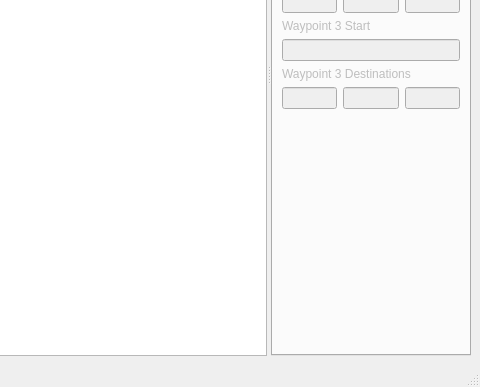
This is mainwindow.ui in FortuneStreetModding/fortune-avenue-qt as Qt 5 draws it before an edit; both pictures show x 534 to 1014 and y 236 to 623 of the 1014 by 623 pixel window. The edited form follows.
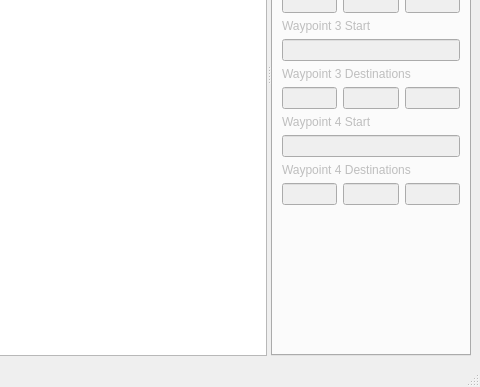
This is the edited form. The open tabs and pages were chosen to show the change.

```diff
--- a/mainwindow.ui
+++ b/mainwindow.ui
@@ -393,6 +393,50 @@
            </layout>
           </widget>
          </item>
+         <item>
+          <widget class="QLabel" name="label_19">
+           <property name="text">
+            <string>Waypoint 4 Start</string>
+           </property>
+          </widget>
+         </item>
+         <item>
+          <widget class="QLineEdit" name="waypoint4Start"/>
+         </item>
+         <item>
+          <widget class="QLabel" name="label_20">
+           <property name="text">
+            <string>Waypoint 4 Destinations</string>
+           </property>
+          </widget>
+         </item>
+         <item>
+          <widget class="QWidget" name="waypoint4Dests" native="true">
+           <layout class="QHBoxLayout" name="horizontalLayout_5">
+            <property name="leftMargin">
+             <number>0</number>
+            </property>
+            <property name="topMargin">
+             <number>0</number>
+            </property>
+            <property name="rightMargin">
+             <number>0</number>
+            </property>
+            <property name="bottomMargin">
+             <number>0</number>
+            </property>
+            <item>
+             <widget class="QLineEdit" name="lineEdit_10"/>
+            </item>
+            <item>
+             <widget class="QLineEdit" name="lineEdit_11"/>
+            </item>
+            <item>
+             <widget class="QLineEdit" name="lineEdit_12"/>
+            </item>
+           </layout>
+          </widget>
+         </item>
          <item>
           <spacer name="verticalSpacer_3">
            <property name="orientation">
```
Left out of the diff: 2 changed lines with no effect on the pictures.
